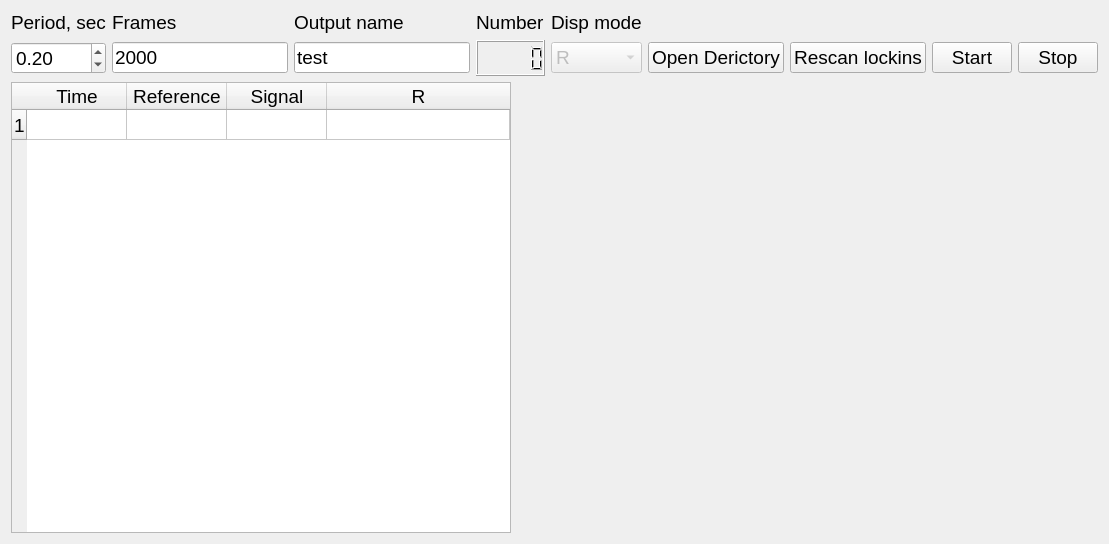
This is lockinapp.ui in Nikita-Presnov/Qlockin as Qt 5 draws it before an edit. The edited form follows.
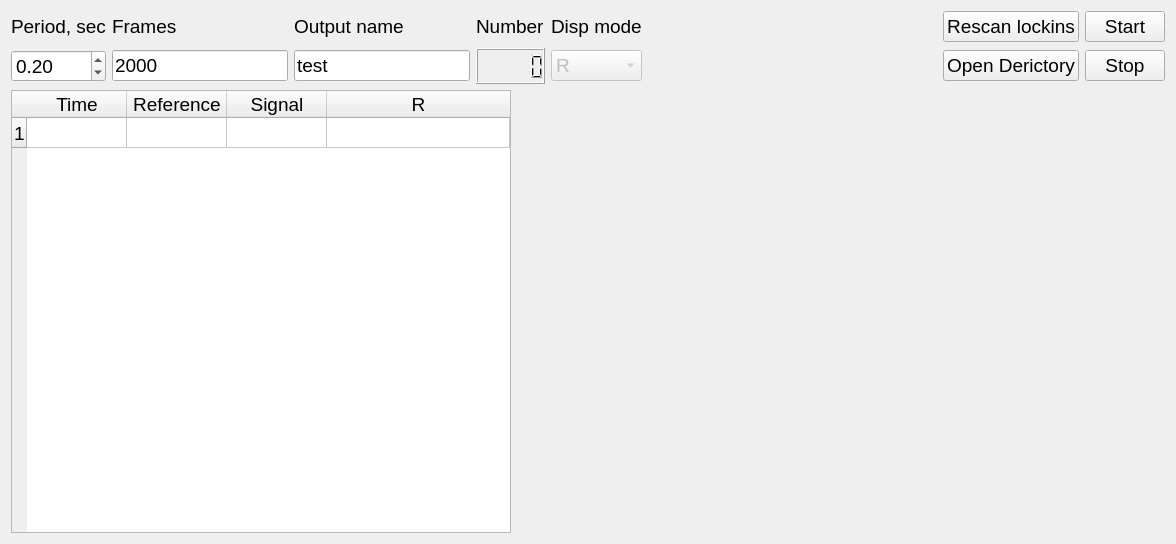
This is the edited form. Custom widgets are drawn as their Qt base class.

Diff of the .ui file:
```diff
--- a/lockinapp.ui
+++ b/lockinapp.ui
@@ -6,7 +6,7 @@
    <rect>
     <x>0</x>
     <y>0</y>
-    <width>1037</width>
+    <width>1176</width>
     <height>544</height>
    </rect>
   </property>
@@ -96,19 +96,6 @@
         </property>
        </widget>
       </item>
-      <item row="1" column="8">
-       <widget class="QPushButton" name="start_botton">
-        <property name="sizePolicy">
-         <sizepolicy hsizetype="Minimum" vsizetype="Fixed">
-          <horstretch>0</horstretch>
-          <verstretch>0</verstretch>
-         </sizepolicy>
-        </property>
-        <property name="text">
-         <string>Start</string>
-        </property>
-       </widget>
-      </item>
       <item row="0" column="2">
        <widget class="QLabel" name="label_2">
         <property name="sizePolicy">
@@ -132,19 +119,6 @@
         </property>
        </widget>
       </item>
-      <item row="1" column="9">
-       <widget class="QPushButton" name="stop_botton">
-        <property name="sizePolicy">
-         <sizepolicy hsizetype="Minimum" vsizetype="Fixed">
-          <horstretch>0</horstretch>
-          <verstretch>0</verstretch>
-         </sizepolicy>
-        </property>
-        <property name="text">
-         <string>Stop</string>
-        </property>
-       </widget>
-      </item>
       <item row="0" column="3">
        <widget class="QLabel" name="label_3">
         <property name="text">
@@ -172,13 +146,6 @@
         </property>
        </widget>
       </item>
-      <item row="1" column="7">
-       <widget class="QPushButton" name="rescan_button">
-        <property name="text">
-         <string>Rescan lockins</string>
-        </property>
-       </widget>
-      </item>
       <item row="0" column="5">
        <spacer name="horizontalSpacer">
         <property name="orientation">
@@ -229,6 +196,39 @@
         </property>
        </widget>
       </item>
+      <item row="0" column="6">
+       <widget class="QPushButton" name="rescan_button">
+        <property name="text">
+         <string>Rescan lockins</string>
+        </property>
+       </widget>
+      </item>
+      <item row="0" column="7">
+       <widget class="QPushButton" name="start_botton">
+        <property name="sizePolicy">
+         <sizepolicy hsizetype="Minimum" vsizetype="Fixed">
+          <horstretch>0</horstretch>
+          <verstretch>0</verstretch>
+         </sizepolicy>
+        </property>
+        <property name="text">
+         <string>Start</string>
+        </property>
+       </widget>
+      </item>
+      <item row="1" column="7">
+       <widget class="QPushButton" name="stop_botton">
+        <property name="sizePolicy">
+         <sizepolicy hsizetype="Minimum" vsizetype="Fixed">
+          <horstretch>0</horstretch>
+          <verstretch>0</verstretch>
+         </sizepolicy>
+        </property>
+        <property name="text">
+         <string>Stop</string>
+        </property>
+       </widget>
+      </item>
      </layout>
     </item>
     <item row="1" column="0" rowspan="3">
```
